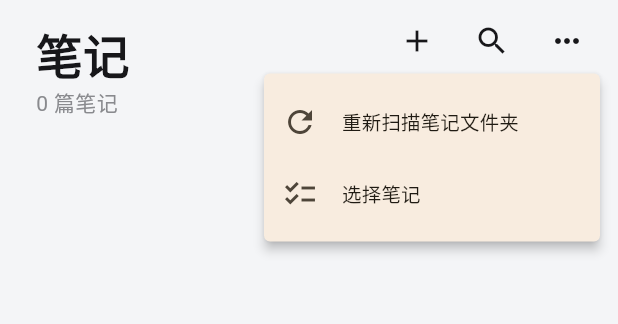
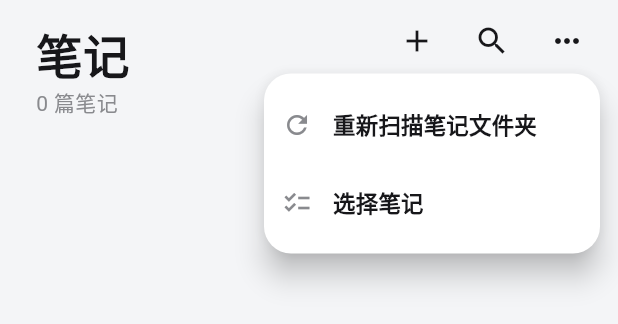
Before and after one commit to pphun811-maker/notes_app, a Flutter app: the _Header widget shown alone on an empty page, opened directly with empty values, after a tap on the "keyboard control" icon, on a phone screen of 412 x 824 dp. Shown: the top 324 px of the screen. Run offline on Flutter 3.47's test engine with Material 3 defaults, Android fonts, the phone set to English and light mode, and no system bars.

Commit message:
feat(android): 记住字号行距字体，并把两个更多菜单改成 App 自己的样式
记忆：Kotlin 通道加一个取应用私有目录的方法（沿用已有的 notes_app/storage 通道，不引入任何第三方插件），设置写在私有目录的 settings.txt，不进笔记文件夹——那个文件夹要和电脑同步，多一个设置文件会同步过去变成碍眼的杂物。首次读取后缓存在内存里，否则每开一篇笔记都会先用默认字号画一遍再跳到记住的字号，每次点开都闪一下。文件损坏按默认值处理，绝不让设置问题挡住打开笔记。

菜单：showMenu 默认画出来的是 Material 自己的圆角、配色和字号，两个页面的更多菜单都是那个样子，和 App 其它部分不像一套东西。抽成 showAppMenu，统一用卡片的圆角 18、卡片底色、App 的文字颜色与字重，并在主题里关掉 Material 3 的表面着色（深色主题下会把近黑洗成灰）。

新增 10 个设置存储测试（编解码往返、文件损坏、目录不存在、只读一次等）。

```diff
--- a/lib/design.dart
+++ b/lib/design.dart
@@ -357,6 +357,7 @@ abstract final class NotesTheme {
     final ColorScheme scheme = _scheme(NotesColors.amber, Brightness.light);
     return _base(scheme, NotesColors.ink).copyWith(
       scaffoldBackgroundColor: NotesColors.page,
+      popupMenuTheme: _menuTheme(NotesColors.card),
     );
   }
 
@@ -364,8 +365,16 @@ abstract final class NotesTheme {
     final ColorScheme scheme = _scheme(NotesColors.darkAmber, Brightness.dark);
     return _base(scheme, NotesColors.darkInk).copyWith(
       scaffoldBackgroundColor: NotesColors.darkPage,
+      popupMenuTheme: _menuTheme(NotesColors.darkCard),
     );
   }
+
+  /// Stock Material tints a menu with the surface colour, which washes the dark theme's
+  /// near-black out to grey. The app draws its own surface instead.
+  static PopupMenuThemeData _menuTheme(Color surface) => PopupMenuThemeData(
+        color: surface,
+        surfaceTintColor: Colors.transparent,
+      );
 
   /// Everything both themes share. The app draws its own chrome, so this is
   /// deliberately thin: only the pieces that come from stock Material widgets.
--- /dev/null
+++ b/lib/mobile/app_menu.dart
@@ -0,0 +1,76 @@
+import 'package:flutter/material.dart';
+
+import '../design.dart';
+
+/// One row of one of the app's ⋮ menus.
+class AppMenuItem {
+  const AppMenuItem({
+    required this.value,
+    required this.label,
+    required this.icon,
+  });
+
+  final String value;
+  final String label;
+  final IconData icon;
+}
+
+/// Shows one of the app's own ⋮ menus under [anchorContext].
+///
+/// `showMenu` on its own draws stock Material: a barely rounded surface in Material's own
+/// colours, with Material's own text sizes and a surface tint that washes out the dark
+/// theme's near-black. Both pages' menus went through it unchanged and looked like a piece
+/// of another app sitting on top of this one. The radius, colours and text weight here are
+/// the ones the list page's cards already use.
+///
+/// Returns the chosen item's value, or null when the menu was dismissed.
+Future<String?> showAppMenu(
+  BuildContext anchorContext,
+  List<AppMenuItem> items,
+) {
+  final NotesPalette palette = NotesPalette.of(anchorContext);
+  final RenderBox overlay =
+      Navigator.of(anchorContext).overlay!.context.findRenderObject()!
+          as RenderBox;
+  final RenderBox anchor = anchorContext.findRenderObject()! as RenderBox;
+  final Offset topLeft = anchor.localToGlobal(Offset.zero, ancestor: overlay);
+
+  return showMenu<String>(
+    context: anchorContext,
+    position: RelativeRect.fromLTRB(
+      topLeft.dx,
+      topLeft.dy + anchor.size.height,
+      overlay.size.width - topLeft.dx - anchor.size.width,
+      0,
+    ),
+    color: palette.card,
+    elevation: 8,
+    shape: RoundedRectangleBorder(
+      borderRadius: BorderRadius.circular(NotesMetrics.cardRadius),
+    ),
+    items: <PopupMenuEntry<String>>[
+      for (final AppMenuItem item in items)
+        PopupMenuItem<String>(
+          value: item.value,
+          height: 52,
+          child: Row(
+            children: <Widget>[
+              Icon(item.icon, size: 20, color: palette.sub),
+              const SizedBox(width: 14),
+              Expanded(
+                child: Text(
+                  item.label,
+                  overflow: TextOverflow.ellipsis,
+                  style: TextStyle(
+                    fontSize: 15,
+                    fontWeight: NotesType.body,
+                    color: palette.ink,
+                  ),
+                ),
+              ),
+            ],
+          ),
+        ),
+    ],
+  );
+}
--- a/lib/mobile/home_page.dart
+++ b/lib/mobile/home_page.dart
@@ -7,6 +7,7 @@ import '../design.dart';
 import '../format.dart';
 import '../notes_store.dart';
 import '../strings.dart';
+import 'app_menu.dart';
 import 'editor_page.dart';
 import 'widgets.dart';
 
@@ -555,39 +556,18 @@ class _Header extends StatelessWidget {
     VoidCallback onRescan,
     VoidCallback onSelect,
   ) async {
-    final RenderBox overlay =
-        Navigator.of(context).overlay!.context.findRenderObject()! as RenderBox;
-    final RenderBox anchor = context.findRenderObject()! as RenderBox;
-    final Offset topLeft = anchor.localToGlobal(Offset.zero, ancestor: overlay);
-    final String? choice = await showMenu<String>(
-      context: context,
-      position: RelativeRect.fromLTRB(
-        topLeft.dx,
-        topLeft.dy + anchor.size.height,
-        overlay.size.width - topLeft.dx - anchor.size.width,
-        0,
+    final String? choice = await showAppMenu(context, const <AppMenuItem>[
+      AppMenuItem(
+        value: 'rescan',
+        label: NotesStrings.rescan,
+        icon: Icons.refresh,
       ),
-      items: <PopupMenuEntry<String>>[
-        const PopupMenuItem<String>(
-          value: 'rescan',
-          child: ListTile(
-            dense: true,
-            contentPadding: EdgeInsets.zero,
-            leading: Icon(Icons.refresh),
-            title: Text(NotesStrings.rescan),
-          ),
-        ),
-        const PopupMenuItem<String>(
-          value: 'select',
-          child: ListTile(
-            dense: true,
-            contentPadding: EdgeInsets.zero,
-            leading: Icon(Icons.checklist),
-            title: Text(NotesStrings.selectMode),
-          ),
-        ),
-      ],
-    );
+      AppMenuItem(
+        value: 'select',
+        label: NotesStrings.selectMode,
+        icon: Icons.checklist,
+      ),
+    ]);
     if (choice == 'rescan') onRescan();
     if (choice == 'select') onSelect();
   }
```
Also changed, not shown: lib/mobile/editor_page.dart (+42 -43 lines), lib/settings.dart (added, +180 -0 lines), 2 other files.
